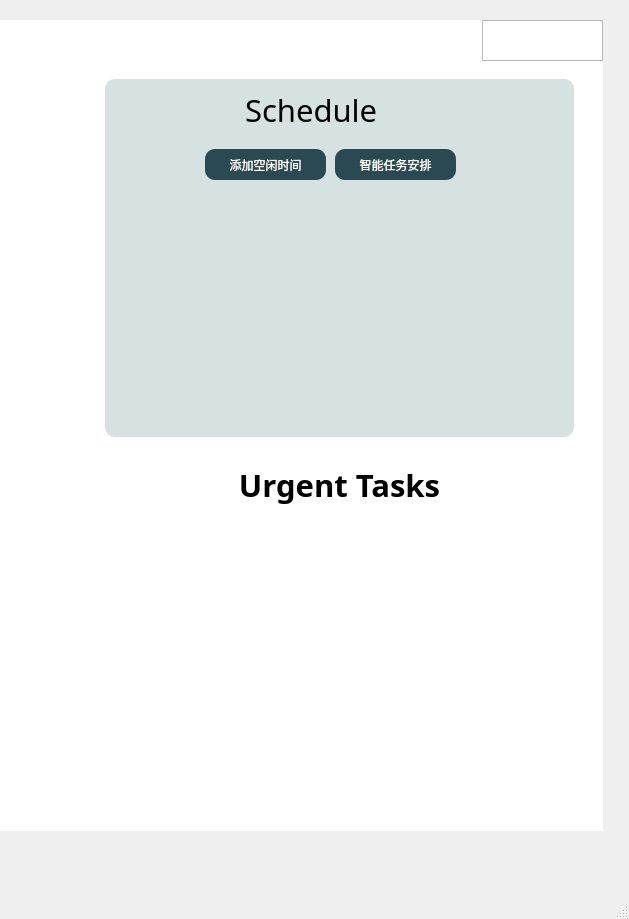
Qt form frontend/main_interface.ui (AiDahanwen/BUAA_2024_Python_Project) before a commit; both pictures show x 648 to 1277 and y 0 to 919 of the 1277 by 919 pixel window.
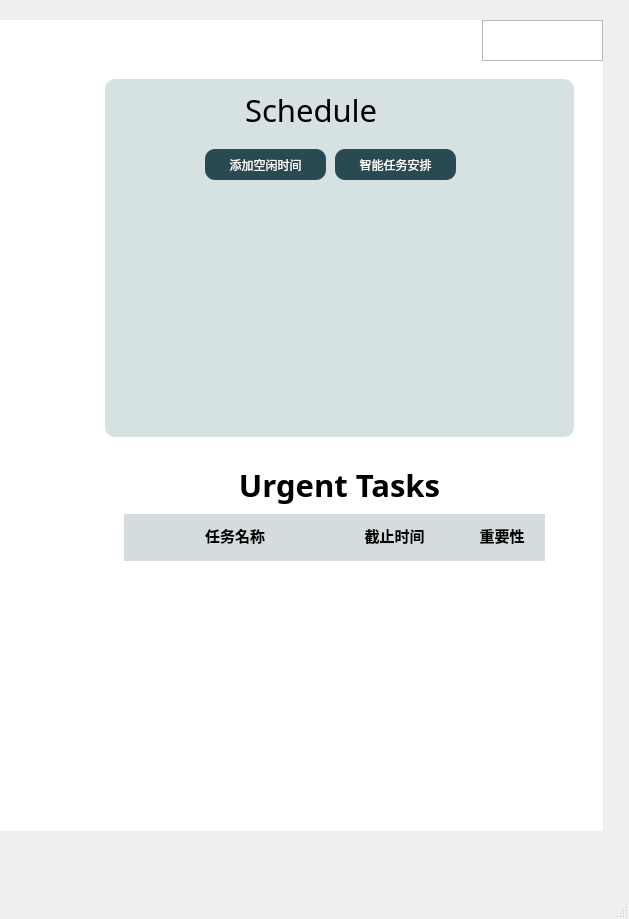
The same form after that commit. The open tabs and pages were chosen to show the change. Icons and pictures are not drawn.

Commit message: frontend-feat free_time:add time limit & feat main_interface:add frame title-cuzn

What changed in the file:
```diff
--- a/frontend/main_interface.ui
+++ b/frontend/main_interface.ui
@@ -555,24 +555,15 @@
              <property name="frameShadow">
               <enum>QFrame::Raised</enum>
              </property>
-             <layout class="QVBoxLayout" name="verticalLayout_6">
-              <property name="spacing">
-               <number>0</number>
-              </property>
-              <property name="leftMargin">
-               <number>0</number>
-              </property>
-              <property name="topMargin">
-               <number>0</number>
-              </property>
-              <property name="rightMargin">
-               <number>0</number>
-              </property>
-              <property name="bottomMargin">
-               <number>0</number>
-              </property>
-              <item>
                <widget class="QFrame" name="frame_12">
+              <property name="geometry">
+               <rect>
+                <x>0</x>
+                <y>0</y>
+                <width>468</width>
+                <height>115</height>
+               </rect>
+              </property>
                 <property name="sizePolicy">
                  <sizepolicy hsizetype="Expanding" vsizetype="Expanding">
                   <horstretch>0</horstretch>
@@ -686,9 +677,15 @@
                 <zorder>pushButton_M_freetime</zorder>
                 <zorder>pushButton_M_schedule</zorder>
                </widget>
-              </item>
-              <item>
                <widget class="QFrame" name="frame_13">
+              <property name="geometry">
+               <rect>
+                <x>0</x>
+                <y>115</y>
+                <width>468</width>
+                <height>230</height>
+               </rect>
+              </property>
                 <property name="sizePolicy">
                  <sizepolicy hsizetype="Preferred" vsizetype="Expanding">
                   <horstretch>0</horstretch>
@@ -701,24 +698,15 @@
                 <property name="frameShadow">
                  <enum>QFrame::Raised</enum>
                 </property>
-                <layout class="QHBoxLayout" name="horizontalLayout_8">
-                 <property name="spacing">
-                  <number>0</number>
-                 </property>
-                 <property name="leftMargin">
-                  <number>0</number>
-                 </property>
-                 <property name="topMargin">
-                  <number>0</number>
-                 </property>
-                 <property name="rightMargin">
-                  <number>0</number>
-                 </property>
-                 <property name="bottomMargin">
-                  <number>0</number>
-                 </property>
-                 <item>
                   <widget class="QStackedWidget" name="stackedWidget_3">
+               <property name="geometry">
+                <rect>
+                 <x>1</x>
+                 <y>1</y>
+                 <width>466</width>
+                 <height>241</height>
+                </rect>
+               </property>
                    <property name="currentIndex">
                     <number>0</number>
                    </property>
@@ -815,26 +803,19 @@
                     </widget>
                    </widget>
                    <widget class="QWidget" name="page_9">
-                    <layout class="QHBoxLayout" name="horizontalLayout_9">
-                     <property name="spacing">
-                      <number>0</number>
-                     </property>
-                     <property name="leftMargin">
-                      <number>0</number>
-                     </property>
-                     <property name="topMargin">
-                      <number>0</number>
-                     </property>
-                     <property name="rightMargin">
-                      <number>0</number>
-                     </property>
-                     <property name="bottomMargin">
-                      <number>0</number>
-                     </property>
-                     <item>
-                      <widget class="QListWidget" name="listWidget_schedule"/>
-                     </item>
-                    </layout>
+                <widget class="QListWidget" name="listWidget_schedule">
+                 <property name="geometry">
+                  <rect>
+                   <x>10</x>
+                   <y>0</y>
+                   <width>451</width>
+                   <height>231</height>
+                  </rect>
+                 </property>
+                 <property name="styleSheet">
+                  <string notr="true">border:none;</string>
+                 </property>
+                </widget>
                    </widget>
                    <widget class="QWidget" name="page_13">
                     <widget class="QLabel" name="label_27">
@@ -861,11 +842,7 @@
                     </widget>
                    </widget>
                   </widget>
-                 </item>
-                </layout>
-               </widget>
-              </item>
-             </layout>
+             </widget>
             </widget>
            </item>
            <item>
@@ -945,10 +922,10 @@
              <widget class="QStackedWidget" name="stackedWidget_urgent">
               <property name="geometry">
                <rect>
-                <x>9</x>
-                <y>79</y>
-                <width>451</width>
-                <height>271</height>
+                <x>-1</x>
+                <y>69</y>
+                <width>461</width>
+                <height>281</height>
                </rect>
               </property>
               <property name="currentIndex">
@@ -988,15 +965,137 @@
                 <property name="geometry">
                  <rect>
                   <x>20</x>
-                  <y>10</y>
+                  <y>50</y>
                   <width>421</width>
-                  <height>251</height>
+                  <height>181</height>
                  </rect>
                 </property>
                 <property name="styleSheet">
                  <string notr="true">border:none;</string>
                 </property>
                </widget>
+               <widget class="QFrame" name="frame_urgent_title">
+                <property name="geometry">
+                 <rect>
+                  <x>20</x>
+                  <y>-4</y>
+                  <width>421</width>
+                  <height>51</height>
+                 </rect>
+                </property>
+                <property name="minimumSize">
+                 <size>
+                  <width>421</width>
+                  <height>31</height>
+                 </size>
+                </property>
+                <property name="styleSheet">
+                 <string notr="true">QFrame#frame_urgent_title{
+background-color: rgba(42, 75, 83, 50);
+}</string>
+                </property>
+                <layout class="QHBoxLayout" name="horizontalLayout_8">
+                 <item>
+                  <widget class="QLabel" name="label_29">
+                   <property name="sizePolicy">
+                    <sizepolicy hsizetype="Expanding" vsizetype="Expanding">
+                     <horstretch>3</horstretch>
+                     <verstretch>0</verstretch>
+                    </sizepolicy>
+                   </property>
+                   <property name="minimumSize">
+                    <size>
+                     <width>204</width>
+                     <height>29</height>
+                    </size>
+                   </property>
+                   <property name="maximumSize">
+                    <size>
+                     <width>204</width>
+                     <height>29</height>
+                    </size>
+                   </property>
+                   <property name="font">
+                    <font>
+                     <family>微软雅黑</family>
+                     <pointsize>11</pointsize>
+                     <weight>75</weight>
+                     <bold>true</bold>
+                    </font>
+                   </property>
+                   <property name="text">
+                    <string>任务名称</string>
+                   </property>
+                   <property name="alignment">
+                    <set>Qt::AlignCenter</set>
+                   </property>
+                  </widget>
+                 </item>
+                 <item>
+                  <widget class="QLabel" name="label_30">
+                   <property name="sizePolicy">
+                    <sizepolicy hsizetype="Expanding" vsizetype="Expanding">
+                     <horstretch>2</horstretch>
+                     <verstretch>0</verstretch>
+                    </sizepolicy>
+                   </property>
+                   <property name="minimumSize">
+                    <size>
+                     <width>135</width>
+                     <height>31</height>
+                    </size>
+                   </property>
+                   <property name="font">
+                    <font>
+                     <family>微软雅黑</family>
+                     <pointsize>11</pointsize>
+                     <weight>75</weight>
+                     <bold>true</bold>
+                    </font>
+                   </property>
+                   <property name="styleSheet">
+                    <string notr="true"/>
+                   </property>
+                   <property name="text">
+                    <string>截止时间</string>
+                   </property>
+                   <property name="alignment">
+                    <set>Qt::AlignCenter</set>
+                   </property>
+                  </widget>
+                 </item>
+                 <item>
+                  <widget class="QLabel" name="label_31">
+                   <property name="sizePolicy">
+                    <sizepolicy hsizetype="Expanding" vsizetype="Expanding">
+                     <horstretch>1</horstretch>
+                     <verstretch>0</verstretch>
+                    </sizepolicy>
+                   </property>
+                   <property name="minimumSize">
+                    <size>
+                     <width>68</width>
+                     <height>31</height>
+                    </size>
+                   </property>
+                   <property name="font">
+                    <font>
+                     <family>微软雅黑</family>
+                     <pointsize>11</pointsize>
+                     <weight>75</weight>
+                     <bold>true</bold>
+                    </font>
+                   </property>
+                   <property name="text">
+                    <string>重要性</string>
+                   </property>
+                   <property name="alignment">
+                    <set>Qt::AlignCenter</set>
+                   </property>
+                  </widget>
+                 </item>
+                </layout>
+               </widget>
               </widget>
              </widget>
             </widget>
```
Left out of the diff: 18 changed lines with no effect on the pictures. Lines whose indentation alone changed are shown as unchanged. The commit also changes 3 other files.
